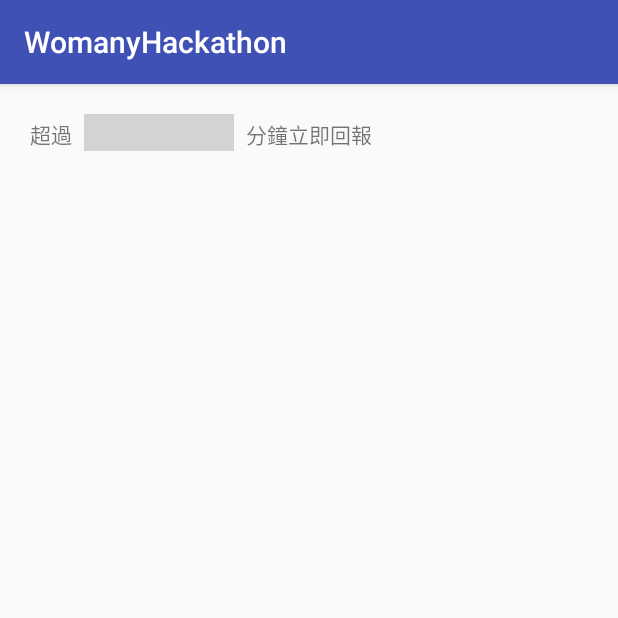
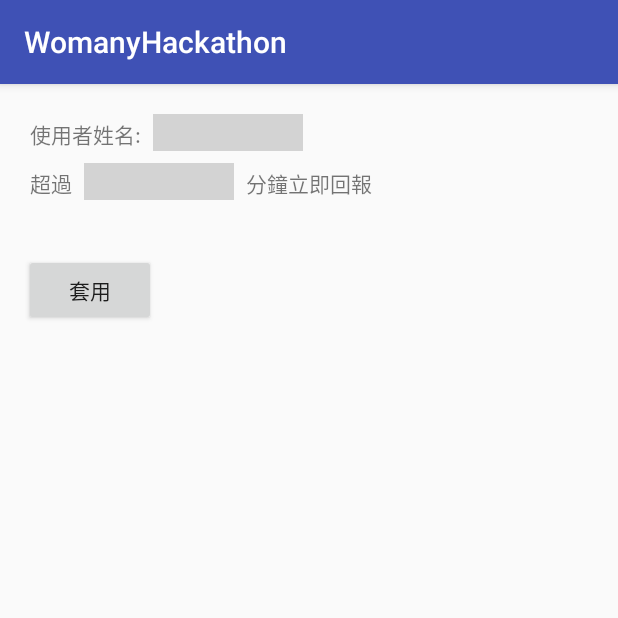
Before and after one commit to jason9075/womanyHackathonStudent, an Android app: the screen it shows after launch (MainActivity), on a phone screen of 412 x 824 dp, the top half of it. Run offline under Robolectric (Android 15) with nearby library versions, the phone set to English and light mode, and no system bars; our stand-ins replace Dagger/Hilt's generated code, Firebase (no records; nobody signed in at launch, a user with empty details on screens opened directly).

```diff
--- a/build.gradle
+++ b/build.gradle
@@ -2,12 +2,12 @@ apply plugin: 'com.android.application'
 apply plugin: 'android-apt'
 
 android {
-    compileSdkVersion 24
-    buildToolsVersion "24.0.2"
+    compileSdkVersion 23
+    buildToolsVersion "23.0.2"
     defaultConfig {
         applicationId "com.jason9075.womanyhackathon"
         minSdkVersion 15
-        targetSdkVersion 24
+        targetSdkVersion 23
         versionCode 1
         versionName "1.0"
         testInstrumentationRunner "android.support.test.runner.AndroidJUnitRunner"
--- a/src/main/AndroidManifest.xml
+++ b/src/main/AndroidManifest.xml
@@ -7,10 +7,12 @@
     <uses-permission android:name="android.permission.ACCESS_FINE_LOCATION" />
 
     <application
+        android:name=".MyApp"
         android:allowBackup="true"
         android:icon="@mipmap/ic_launcher"
         android:label="@string/app_name"
         android:supportsRtl="true"
+        android:screenOrientation="portrait"
         android:theme="@style/AppTheme">
         <activity android:name=".MainActivity">
             <intent-filter>
--- a/src/main/java/com/jason9075/womanyhackathon/MainActivity.java
+++ b/src/main/java/com/jason9075/womanyhackathon/MainActivity.java
@@ -2,20 +2,52 @@ package com.jason9075.womanyhackathon;
 
 import android.support.v7.app.AppCompatActivity;
 import android.os.Bundle;
+import android.view.View;
+import android.widget.Button;
+import android.widget.EditText;
 
 import com.google.firebase.database.DatabaseReference;
 import com.google.firebase.database.FirebaseDatabase;
+import com.jason9075.womanyhackathon.manager.MyLocationManager;
+import com.jason9075.womanyhackathon.model.StudentLocationData;
+
+import javax.inject.Inject;
+
+import static com.jason9075.womanyhackathon.utils.Constants.STUDENT_LOCATION_TABLE;
 
 public class MainActivity extends AppCompatActivity {
 
+    @Inject
+    MyLocationManager locationManager;
+
     private DatabaseReference mFirebaseDatabaseReference;
+    private EditText userNameEdittext;
 
     @Override
     protected void onCreate(Bundle savedInstanceState) {
         super.onCreate(savedInstanceState);
         setContentView(R.layout.activity_main);
+        MyApp.getComponents().inject(this);
 
         mFirebaseDatabaseReference = FirebaseDatabase.getInstance().getReference();
+        userNameEdittext = (EditText)  findViewById(R.id.user_name_edittext);
+        Button submitButton = (Button) findViewById(R.id.submit_button);
+
+        submitButton.setOnClickListener(new View.OnClickListener() {
+            @Override
+            public void onClick(View v) {
+
+            }
+        });
+
+
+        StudentLocationData studentLocationData = new StudentLocationData("sadasd","John");
+        studentLocationData.setLatitude(123.0);
+        studentLocationData.setLongitude(23.3);
+        studentLocationData.setAddress("地址");
+        mFirebaseDatabaseReference.child(STUDENT_LOCATION_TABLE).child(studentLocationData.getId()).setValue(studentLocationData);
         System.out.println(">>>");
+
+
     }
 }
--- a/src/main/java/com/jason9075/womanyhackathon/Manager/MyLocationManager.java
+++ b/src/main/java/com/jason9075/womanyhackathon/Manager/MyLocationManager.java
@@ -42,6 +42,7 @@ public class MyLocationManager implements GoogleApiClient.ConnectionCallbacks, L
     @Override
     public void onConnected(Bundle bundle) {
         start();
+
     }
 
     @Override
--- /dev/null
+++ b/src/main/java/com/jason9075/womanyhackathon/MyApp.java
@@ -0,0 +1,50 @@
+package com.jason9075.womanyhackathon;
+
+import android.app.Application;
+
+import com.jason9075.womanyhackathon.componment.AppComponent;
+import com.jason9075.womanyhackathon.componment.DaggerAppComponent;
+import com.jason9075.womanyhackathon.manager.SharedPreferencesManager;
+import com.jason9075.womanyhackathon.module.MyLocationManagerModule;
+import com.jason9075.womanyhackathon.module.SharedPrefModule;
+
+import javax.inject.Inject;
+
+/**
+ * Created by jason9075 on 2016/12/3.
+ */
+
+public class MyApp extends Application {
+
+    @Inject
+    SharedPreferencesManager pref;
+
+    private static AppComponent appComponent;
+
+    @Override
+    public void onCreate() {
+        super.onCreate();
+        initializeInjector();
+        getComponents().inject(this);
+
+    }
+
+
+    @Override
+    public void onTerminate() {
+        super.onTerminate();
+    }
+
+    private void initializeInjector() {
+        appComponent = DaggerAppComponent.builder()
+                .myLocationManagerModule(new MyLocationManagerModule(this))
+                .sharedPrefModule(new SharedPrefModule(this))
+                .build();
+    }
+
+    public static AppComponent getComponents() {
+        return appComponent;
+    }
+
+
+}
--- /dev/null
+++ b/src/main/java/com/jason9075/womanyhackathon/componment/AppComponent.java
@@ -0,0 +1,29 @@
+package com.jason9075.womanyhackathon.componment;
+
+import com.jason9075.womanyhackathon.MainActivity;
+import com.jason9075.womanyhackathon.MyApp;
+import com.jason9075.womanyhackathon.module.MyLocationManagerModule;
+import com.jason9075.womanyhackathon.module.SharedPrefModule;
+
+import javax.inject.Singleton;
+
+import dagger.Component;
+
+/**
+ * Created by jason9075 on 2016/12/3.
+ */
+
+@Singleton
+@Component(modules = {MyLocationManagerModule.class, SharedPrefModule.class})
+public interface AppComponent {
+
+    /* Application */
+
+    void inject(MyApp myApp);
+
+
+    /* Activity */
+
+    void inject(MainActivity mainActivity);
+
+}
--- /dev/null
+++ b/src/main/java/com/jason9075/womanyhackathon/manager/SharedPreferencesManager.java
@@ -0,0 +1,46 @@
+package com.jason9075.womanyhackathon.manager;
+
+import android.content.Context;
+import android.content.SharedPreferences;
+
+import javax.inject.Inject;
+
+/**
+ * Created by jason9075 on 2016/12/3.
+ */
+
+public class SharedPreferencesManager {
+
+    private static final String PREF_USER_TOKEN = "PREF_USER_TOKEN";
+    private static final String PREF_USER_NAME = "PREF_USER_NAME";
+
+    private final Context context;
+
+    private static final String PREFERENCE_NAME = "DEFAULT";
+
+    @Inject
+    public SharedPreferencesManager(Context context) {
+        this.context = context;
+    }
+
+    public SharedPreferences getPref() {
+        return context.getSharedPreferences(PREFERENCE_NAME, Context.MODE_PRIVATE);
+    }
+
+    /* 以下為getter 和setter */
+
+
+    public String getUserToken() {
+        return context.getSharedPreferences(PREFERENCE_NAME, Context.MODE_PRIVATE)
+                .getString(PREF_USER_TOKEN, "");
+    }
+
+    public void setUserToken(String token) {
+        context.getSharedPreferences(PREFERENCE_NAME, Context.MODE_PRIVATE)
+                .edit()
+                .putString(PREF_USER_TOKEN, token)
+                .apply();
+    }
+
+
+}
--- /dev/null
+++ b/src/main/java/com/jason9075/womanyhackathon/model/StudentLocationData.java
@@ -0,0 +1,53 @@
+package com.jason9075.womanyhackathon.model;
+
+/**
+ * Created by jason9075 on 2016/12/3.
+ */
+
+public class StudentLocationData {
+
+    private String id;
+    private String studentName;
+    private double latitude; //經度
+    private double longitude;//緯度
+
+    private String address;
+
+    public StudentLocationData(String id,String studentName) {
+        this.id = id;
+        this.studentName = studentName;
+    }
+
+
+    public void setLatitude(double latitude) {
+        this.latitude = latitude;
+    }
+
+    public void setLongitude(double longitude) {
+        this.longitude = longitude;
+    }
+
+    public void setAddress(String address) {
+        this.address = address;
+    }
+
+    public String getId() {
+        return id;
+    }
+
+    public String getStudentName() {
+        return studentName;
+    }
+
+    public double getLatitude() {
+        return latitude;
+    }
+
+    public double getLongitude() {
+        return longitude;
+    }
+
+    public String getAddress() {
+        return address;
+    }
+}
--- /dev/null
+++ b/src/main/java/com/jason9075/womanyhackathon/module/MyLocationManagerModule.java
@@ -0,0 +1,30 @@
+package com.jason9075.womanyhackathon.module;
+
+import android.content.Context;
+
+import com.jason9075.womanyhackathon.manager.MyLocationManager;
+
+import javax.inject.Singleton;
+
+import dagger.Module;
+import dagger.Provides;
+
+/**
+ * Created by jason9075 on 2016/12/3.
+ */
+
+@Module
+public class MyLocationManagerModule {
+
+    private final Context applicationContext;
+
+    public MyLocationManagerModule(Context context){
+        this.applicationContext = context;
+    }
+
+    @Provides
+    @Singleton
+    public MyLocationManager provideMyLocationManager(){
+        return new MyLocationManager(applicationContext);
+    }
+}
--- /dev/null
+++ b/src/main/java/com/jason9075/womanyhackathon/module/SharedPrefModule.java
@@ -0,0 +1,29 @@
+package com.jason9075.womanyhackathon.module;
+
+import android.content.Context;
+
+import com.jason9075.womanyhackathon.manager.SharedPreferencesManager;
+
+import javax.inject.Singleton;
+
+import dagger.Module;
+import dagger.Provides;
+
+/**
+ * Created by jason9075 on 2016/12/3.
+ */
+@Module
+public class SharedPrefModule {
+
+    private final Context context;
+
+    public SharedPrefModule(Context context) {
+        this.context = context;
+    }
+
+    @Provides
+    @Singleton
+    public SharedPreferencesManager provideSharedPreferencesManager() {
+        return new SharedPreferencesManager(context);
+    }
+}
--- /dev/null
+++ b/src/main/java/com/jason9075/womanyhackathon/utils/Constants.java
@@ -0,0 +1,10 @@
+package com.jason9075.womanyhackathon.utils;
+
+/**
+ * Created by jason9075 on 2016/12/3.
+ */
+
+public class Constants {
+
+    public static final String STUDENT_LOCATION_TABLE= "StudentLocationTable";
+}
--- a/src/main/res/layout/activity_main.xml
+++ b/src/main/res/layout/activity_main.xml
@@ -1,14 +1,33 @@
 <?xml version="1.0" encoding="utf-8"?>
-<RelativeLayout xmlns:android="http://schemas.android.com/apk/res/android"
+<LinearLayout xmlns:android="http://schemas.android.com/apk/res/android"
     xmlns:tools="http://schemas.android.com/tools"
     android:id="@+id/activity_main"
     android:layout_width="match_parent"
     android:layout_height="match_parent"
+    android:orientation="vertical"
     android:paddingBottom="@dimen/activity_vertical_margin"
     android:paddingLeft="@dimen/activity_horizontal_margin"
     android:paddingRight="@dimen/activity_horizontal_margin"
     android:paddingTop="@dimen/activity_vertical_margin"
     tools:context="com.jason9075.womanyhackathon.MainActivity">
+
+    <LinearLayout
+        android:layout_width="match_parent"
+        android:layout_height="wrap_content">
+
+        <TextView
+            android:layout_width="wrap_content"
+            android:layout_height="wrap_content"
+            android:layout_margin="4dp"
+            android:text="使用者姓名:" />
+
+        <EditText
+            android:id="@+id/user_name_edittext"
+            android:layout_width="100dp"
+            android:layout_height="wrap_content"
+            android:layout_margin="4dp"
+            android:background="@color/lightGray" />
+    </LinearLayout>
 
     <LinearLayout
         android:layout_width="match_parent"
@@ -36,4 +55,11 @@
 
     </LinearLayout>
 
-</RelativeLayout>
+    <Button
+        android:id="@+id/submit_button"
+        android:layout_width="wrap_content"
+        android:layout_height="wrap_content"
+        android:layout_marginTop="32dp"
+        android:text="套用" />
+
+</LinearLayout>
```
Also changed, not shown: 1 other file.
